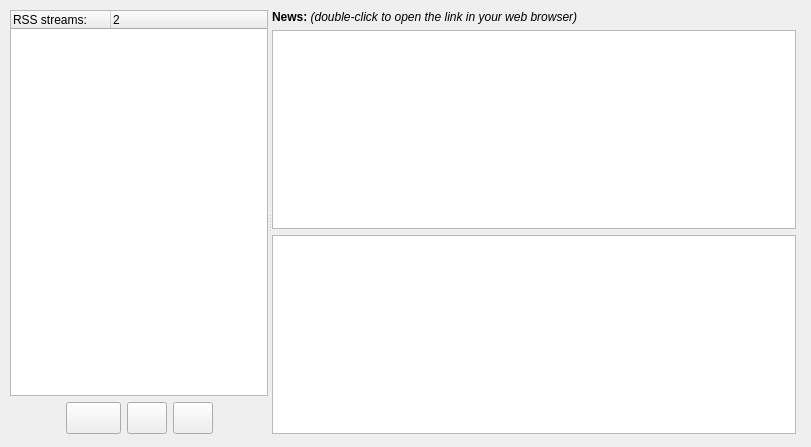
First picture: the form in src/rss.ui, repository SysAdminDoc/qBittorrent-Vanced, before the edit.
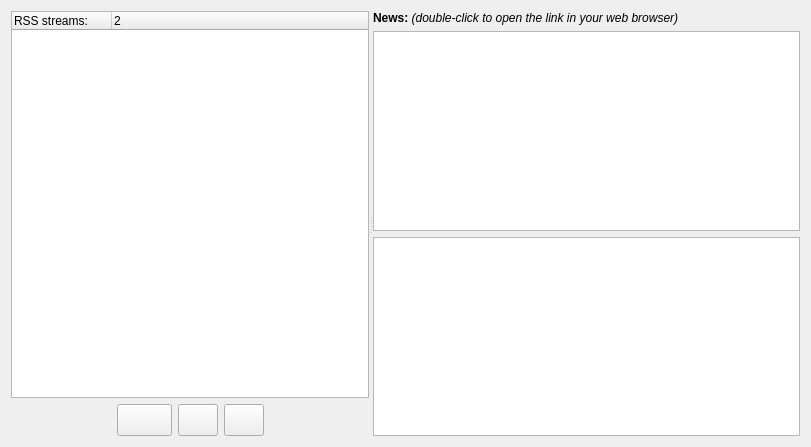
Second picture: the form after the edit.

Commit message: - Fix RSS layout

What changed in the file:
```diff
--- a/src/rss.ui
+++ b/src/rss.ui
@@ -12,19 +12,13 @@
   <property name="windowTitle" >
    <string>Search</string>
   </property>
+  <layout class="QVBoxLayout" name="verticalLayout" >
+   <item>
   <widget class="QSplitter" name="splitter" >
-   <property name="geometry" >
-    <rect>
-     <x>10</x>
-     <y>10</y>
-     <width>786</width>
-     <height>424</height>
-    </rect>
-   </property>
    <property name="orientation" >
     <enum>Qt::Horizontal</enum>
    </property>
-   <widget class="QWidget" name="" >
+     <widget class="QWidget" name="layoutWidget" >
     <layout class="QVBoxLayout" >
      <property name="spacing" >
       <number>6</number>
@@ -161,7 +155,7 @@
     <zorder>listStreams</zorder>
     <zorder></zorder>
    </widget>
-   <widget class="QWidget" name="" >
+     <widget class="QWidget" name="layoutWidget" >
     <layout class="QVBoxLayout" >
      <property name="spacing" >
       <number>6</number>
@@ -183,14 +177,7 @@
       </widget>
      </item>
      <item>
-      <widget class="QListWidget" name="listNews" >
-       <property name="minimumSize" >
-        <size>
-         <width>520</width>
-         <height>0</height>
-        </size>
-       </property>
-      </widget>
+        <widget class="QListWidget" name="listNews" />
      </item>
      <item>
       <widget class="QTextBrowser" name="textBrowser" />
@@ -208,6 +195,8 @@
     </layout>
    </widget>
   </widget>
+   </item>
+  </layout>
   <action name="actionDelete" >
    <property name="text" >
     <string>Delete</string>
```
Lines whose indentation alone changed are shown as unchanged.
